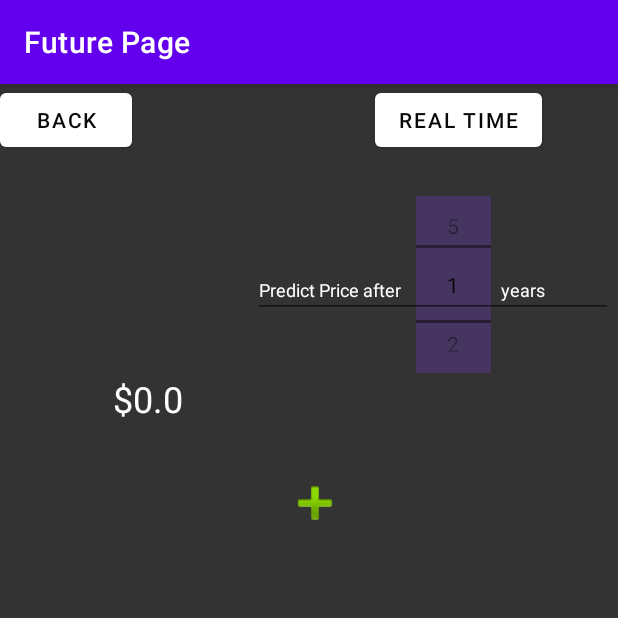
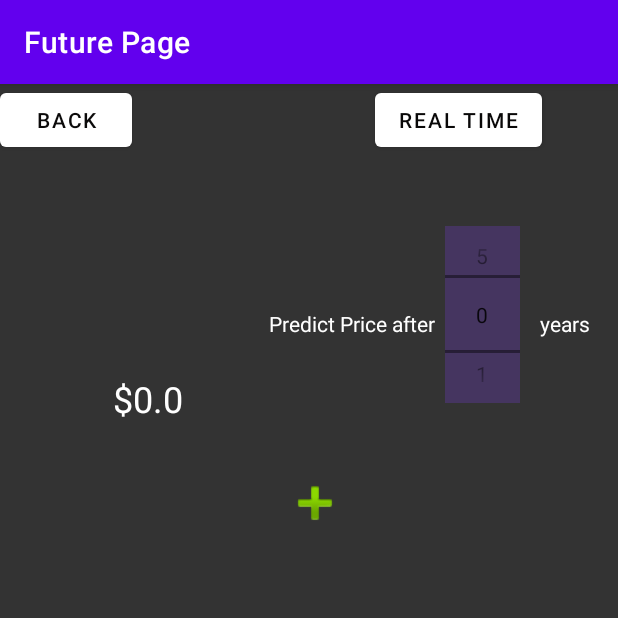
Before and after one commit to wzheng29/cse442-project-nottingham, an Android app: the future_price screen opened directly, with no data from a screen before it, on a phone screen of 412 x 824 dp, the top half of it. Run offline under Robolectric (Android 15) with nearby library versions, the phone set to English and light mode, and no system bars; libraries missing offline, so code that uses them is left out: com.chaquo.python; 5 statements that could not run were skipped.

Commit message:
Task #60 Bug Fix: Fixed issue when Future trends page does not update when date slider value at 1 and changed date slider text from PlainText to TextView

```diff
--- a/app/src/main/java/com/example/nottingham/future_price.java
+++ b/app/src/main/java/com/example/nottingham/future_price.java
@@ -41,9 +41,9 @@ public class future_price extends AppCompatActivity {
         stockName2 = (TextView)findViewById(R.id.stockName2);
         stockName2.setText(name);
 
-        pickerVals = new String[] {"1", "2", "3", "4", "5"};
+        pickerVals = new String[] {"0", "1", "2", "3", "4","5"};
         picker1 = findViewById(R.id.numberPicker_main);
-        picker1.setMaxValue(4);
+        picker1.setMaxValue(5);
         picker1.setMinValue(0);
         picker1.setDisplayedValues(pickerVals);
         if (!Python.isStarted()) {
--- a/app/src/main/res/layout/activity_future_price.xml
+++ b/app/src/main/res/layout/activity_future_price.xml
@@ -99,26 +99,23 @@
         android:background="#57673AB7"
         app:layout_constraintBottom_toBottomOf="parent"
         app:layout_constraintEnd_toEndOf="parent"
-        app:layout_constraintHorizontal_bias="0.767"
+        app:layout_constraintHorizontal_bias="0.819"
         app:layout_constraintStart_toStartOf="parent"
         app:layout_constraintTop_toTopOf="parent"
-        app:layout_constraintVertical_bias="0.115"></NumberPicker>
+        app:layout_constraintVertical_bias="0.146"></NumberPicker>
 
-    <EditText
-        android:id="@+id/editTextTextPersonName"
-        android:layout_width="240dp"
-        android:layout_height="37dp"
-        android:ems="10"
-        android:inputType="textPersonName"
-        android:text="Predict Price after                         years"
+    <TextView
+        android:id="@+id/textView"
+        android:layout_width="wrap_content"
+        android:layout_height="wrap_content"
+        android:text="Predict Price after                     years"
         android:textColor="#FFFFFF"
-        android:textSize="12sp"
         app:layout_constraintBottom_toBottomOf="parent"
         app:layout_constraintEnd_toEndOf="parent"
-        app:layout_constraintHorizontal_bias="0.982"
+        app:layout_constraintHorizontal_bias="0.906"
         app:layout_constraintStart_toStartOf="parent"
         app:layout_constraintTop_toTopOf="parent"
-        app:layout_constraintVertical_bias="0.162" />
+        app:layout_constraintVertical_bias="0.2" />
 
 
 </androidx.constraintlayout.widget.ConstraintLayout>
```
